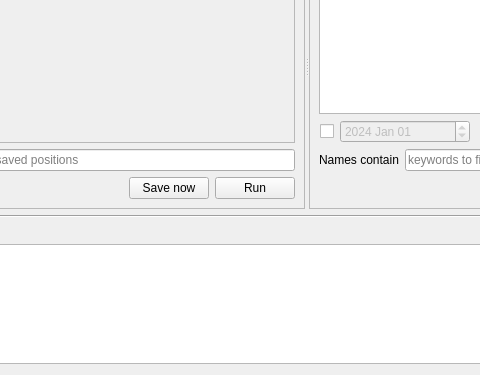
The window that src/firefly/plans/save_motor_window.ui (spc-group/haven) describes before a commit, drawn with Qt 5; both pictures show x 171 to 651 and y 89 to 464 of the 956 by 464 pixel window.
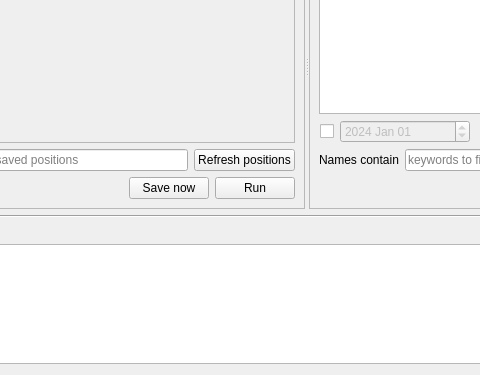
The same window after the commit. Custom widgets are drawn as their Qt base class.

Commit message: added a refresh button for save_motor_window

```diff
--- a/src/firefly/plans/save_motor_window.ui
+++ b/src/firefly/plans/save_motor_window.ui
@@ -172,6 +172,13 @@
             </property>
            </widget>
           </item>
+          <item>
+           <widget class="QPushButton" name="refresh_button_2">
+            <property name="text">
+             <string>Refresh positions</string>
+            </property>
+           </widget>
+          </item>
          </layout>
         </item>
         <item>
```
